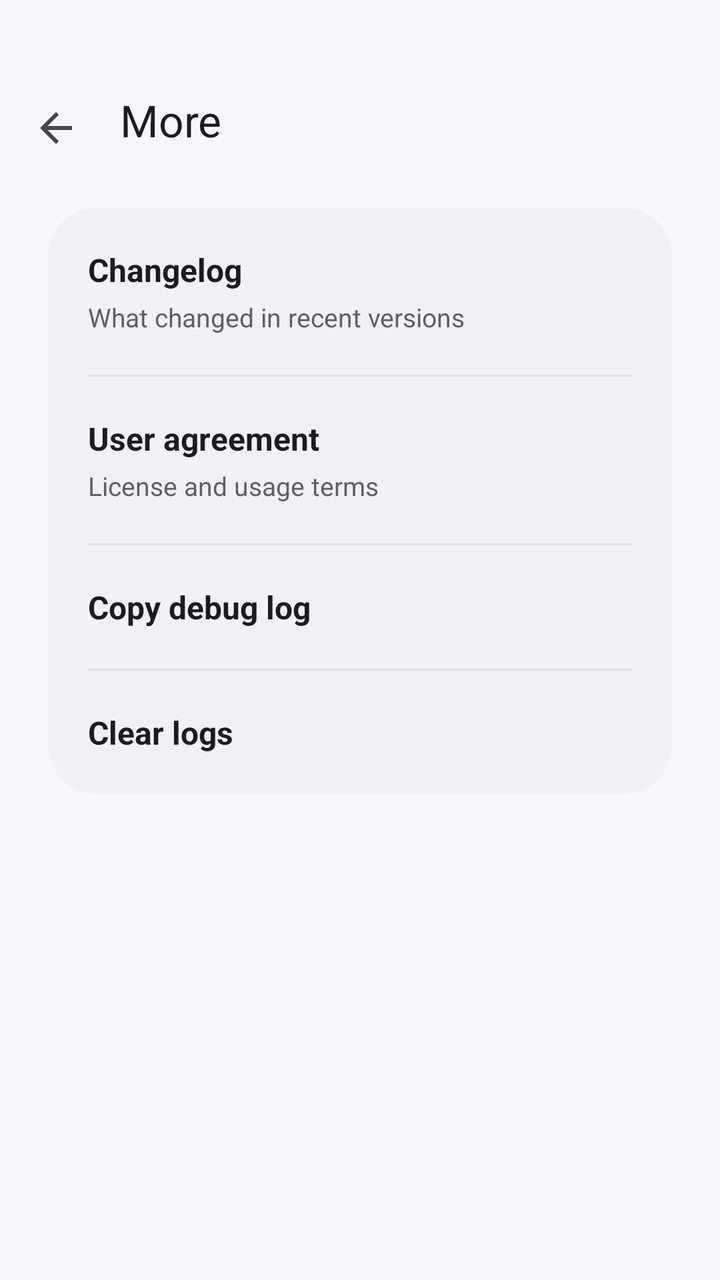
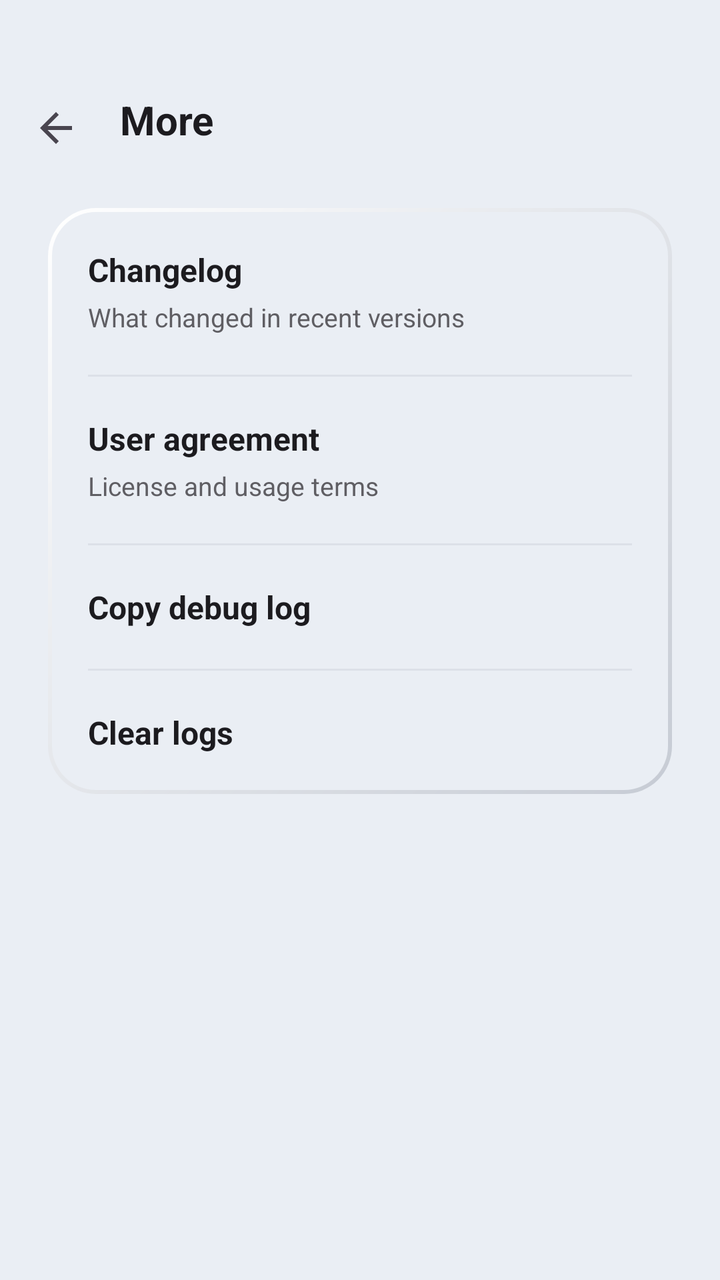

Two renders of the same Android screen: before a commit and after it. Below are the layout's source before the change and the commit's diff.
<!-- AndroidManifest.xml: application theme AppTheme -->
<!-- res/layout/activity_settings_info.xml -->
<?xml version="1.0" encoding="utf-8"?>
<LinearLayout xmlns:android="http://schemas.android.com/apk/res/android"
    xmlns:app="http://schemas.android.com/apk/res-auto"
    xmlns:tools="http://schemas.android.com/tools"
    android:layout_width="match_parent"
    android:layout_height="match_parent"
    android:background="@color/home_page_background"
    android:orientation="vertical"
    tools:context=".host.ui.SettingsInfoActivity">

    <com.google.android.material.appbar.MaterialToolbar
        android:id="@+id/toolbar"
        style="@style/HostSecondaryToolbar"
        android:layout_width="match_parent"
        android:layout_height="wrap_content"
        app:title="@string/settings_info_title" />

    <androidx.core.widget.NestedScrollView
        android:layout_width="match_parent"
        android:layout_height="match_parent"
        android:clipToPadding="false"
        android:fillViewport="true"
        android:overScrollMode="ifContentScrolls">

        <LinearLayout
            android:layout_width="match_parent"
            android:layout_height="wrap_content"
            android:orientation="vertical"
            android:paddingStart="24dp"
            android:paddingTop="8dp"
            android:paddingEnd="24dp"
            android:paddingBottom="32dp">

            <com.google.android.material.card.MaterialCardView
                android:layout_width="match_parent"
                android:layout_height="wrap_content"
                android:layout_marginTop="8dp"
                app:cardBackgroundColor="@color/home_card_background"
                app:cardCornerRadius="24dp"
                app:cardElevation="0dp"
                app:strokeWidth="0dp">

                <LinearLayout
                    android:layout_width="match_parent"
                    android:layout_height="wrap_content"
                    android:orientation="vertical">

                    <LinearLayout
                        android:id="@+id/changelogRow"
                        android:layout_width="match_parent"
                        android:layout_height="wrap_content"
                        android:background="?attr/selectableItemBackground"
                        android:clickable="true"
                        android:focusable="true"
                        android:orientation="vertical"
                        android:padding="20dp">

                        <TextView
                            android:layout_width="match_parent"
                            android:layout_height="wrap_content"
                            android:text="@string/settings_changelog_title"
                            android:textColor="@color/home_title_text"
                            android:textSize="16sp"
                            android:textStyle="bold" />

                        <TextView
                            android:layout_width="match_parent"
                            android:layout_height="wrap_content"
                            android:layout_marginTop="4dp"
                            android:text="@string/settings_changelog_subtitle"
                            android:textColor="@color/home_subtitle_text"
                            android:textSize="13sp" />
                    </LinearLayout>

                    <View
                        android:layout_width="match_parent"
                        android:layout_height="1dp"
                        android:layout_marginStart="20dp"
                        android:layout_marginEnd="20dp"
                        android:background="@color/home_divider" />

                    <LinearLayout
                        android:id="@+id/userAgreementRow"
                        android:layout_width="match_parent"
                        android:layout_height="wrap_content"
                        android:background="?attr/selectableItemBackground"
                        android:clickable="true"
                        android:focusable="true"
                        android:orientation="vertical"
                        android:padding="20dp">

                        <TextView
                            android:layout_width="match_parent"
                            android:layout_height="wrap_content"
                            android:text="@string/settings_user_agreement_title"
                            android:textColor="@color/home_title_text"
                            android:textSize="16sp"
                            android:textStyle="bold" />

                        <TextView
                            android:layout_width="match_parent"
                            android:layout_height="wrap_content"
                            android:layout_marginTop="4dp"
                            android:text="@string/settings_user_agreement_subtitle"
                            android:textColor="@color/home_subtitle_text"
                            android:textSize="13sp" />
                    </LinearLayout>

                    <View
                        android:layout_width="match_parent"
                        android:layout_height="1dp"
                        android:layout_marginStart="20dp"
                        android:layout_marginEnd="20dp"
                        android:background="@color/home_divider" />

                    <LinearLayout
                        android:id="@+id/copyDiagRow"
                        android:layout_width="match_parent"
                        android:layout_height="wrap_content"
                        android:background="?attr/selectableItemBackground"
                        android:clickable="true"
                        android:focusable="true"
                        android:orientation="vertical"
                        android:padding="20dp">

                        <TextView
                            android:layout_width="match_parent"
                            android:layout_height="wrap_content"
                            android:text="@string/settings_copy_diag_title"
                            android:textColor="@color/home_title_text"
                            android:textSize="16sp"
                            android:textStyle="bold" />
                    </LinearLayout>

                    <View
                        android:layout_width="match_parent"
                        android:layout_height="1dp"
                        android:layout_marginStart="20dp"
                        android:layout_marginEnd="20dp"
                        android:background="@color/home_divider" />

                    <LinearLayout
                        android:id="@+id/clearDiagRow"
                        android:layout_width="match_parent"
                        android:layout_height="wrap_content"
                        android:background="?attr/selectableItemBackground"
                        android:clickable="true"
                        android:focusable="true"
                        android:orientation="vertical"
                        android:padding="20dp">

                        <TextView
                            android:layout_width="match_parent"
                            android:layout_height="wrap_content"
                            android:text="@string/settings_clear_diag_title"
                            android:textColor="@color/home_title_text"
                            android:textSize="16sp"
                            android:textStyle="bold" />
                    </LinearLayout>
                </LinearLayout>
            </com.google.android.material.card.MaterialCardView>
        </LinearLayout>
    </androidx.core.widget.NestedScrollView>
</LinearLayout>
<!-- resources referenced by this layout -->
<resources>
  <color name="home_card_background">#F0F1F6</color>
  <color name="home_divider">#E0E2EA</color>
  <color name="home_page_background">#F7F7FB</color>
  <style name="HostSecondaryToolbar" parent="Widget.Material3.Toolbar">
          <item name="android:background">@color/home_page_background</item>
          <item name="android:minHeight">?attr/actionBarSize</item>
          <item name="android:paddingTop">32dp</item>
          <item name="titleTextColor">@color/home_title_text</item>
          <item name="navigationIcon">?attr/homeAsUpIndicator</item>
          <item name="popupTheme">@style/ThemeOverlay.HostPopupMenu</item>
      </style>
  <style name="AppTheme" parent="Theme.Material3.Light.NoActionBar">
          <item name="colorPrimary">@color/md_theme_light_primary</item>
          <item name="colorOnPrimary">@color/md_theme_light_onPrimary</item>
          <item name="colorPrimaryContainer">@color/md_theme_light_primaryContainer</item>
          <item name="colorOnPrimaryContainer">@color/md_theme_light_onPrimaryContainer</item>
          <item name="colorSecondary">@color/md_theme_light_secondary</item>
          <item name="colorOnSecondary">@color/md_theme_light_onSecondary</item>
          <item name="colorSecondaryContainer">@color/md_theme_light_secondaryContainer</item>
          <item name="colorOnSecondaryContainer">@color/md_theme_light_onSecondaryContainer</item>
          <item name="colorTertiary">@color/md_theme_light_tertiary</item>
          <item name="colorOnTertiary">@color/md_theme_light_onTertiary</item>
          <item name="colorTertiaryContainer">@color/md_theme_light_tertiaryContainer</item>
          <item name="colorOnTertiaryContainer">@color/md_theme_light_onTertiaryContainer</item>
          <item name="colorError">@color/md_theme_light_error</item>
          <item name="colorErrorContainer">@color/md_theme_light_errorContainer</item>
          <item name="colorOnError">@color/md_theme_light_onError</item>
          <item name="colorOnErrorContainer">@color/md_theme_light_onErrorContainer</item>
          <item name="android:colorBackground">@color/md_theme_light_background</item>
          <item name="colorOnBackground">@color/md_theme_light_onBackground</item>
          <item name="colorSurface">@color/md_theme_light_surface</item>
          <item name="colorOnSurface">@color/md_theme_light_onSurface</item>
          <item name="colorSurfaceVariant">@color/md_theme_light_surfaceVariant</item>
          <item name="colorOnSurfaceVariant">@color/md_theme_light_onSurfaceVariant</item>
          <item name="colorOutline">@color/md_theme_light_outline</item>
          <item name="colorOnSurfaceInverse">@color/md_theme_light_inverseOnSurface</item>
          <item name="colorSurfaceInverse">@color/md_theme_light_inverseSurface</item>
          <item name="colorPrimaryInverse">@color/md_theme_light_primaryInverse</item>
          <item name="android:windowTranslucentStatus">false</item>
          <item name="android:windowDrawsSystemBarBackgrounds">true</item>
          
          <item name="android:statusBarColor">@color/home_page_background</item>
          <item name="android:windowLightStatusBar">true</item>
      </style>
  <style name="ThemeOverlay.HostPopupMenu" parent="ThemeOverlay.AppCompat">
          <item name="popupMenuStyle">@style/Widget.Host.PopupMenu</item>
          <item name="android:textColorPrimary">@color/home_title_text</item>
      </style>
  <!-- drawable bg_menu_popup (drawable) -->
  <?xml version="1.0" encoding="utf-8"?>
  <shape xmlns:android="http://schemas.android.com/apk/res/android"
      android:shape="rectangle">
      <solid android:color="#FFFFFFFF" />
      <corners android:radius="16dp" />
      <stroke
          android:width="1dp"
          android:color="#14000000" />
  </shape>
  <!-- unchanged entries left out for length: 36 -->
</resources>

<!-- the commit's change to res/layout/activity_settings_info.xml (unified diff, before → after) -->
@@ -7,21 +7,18 @@
     android:background="@color/home_page_background"
     android:orientation="vertical"
     tools:context=".host.ui.SettingsInfoActivity">
-
     <com.google.android.material.appbar.MaterialToolbar
         android:id="@+id/toolbar"
         style="@style/HostSecondaryToolbar"
         android:layout_width="match_parent"
         android:layout_height="wrap_content"
         app:title="@string/settings_info_title" />
-
     <androidx.core.widget.NestedScrollView
         android:layout_width="match_parent"
         android:layout_height="match_parent"
         android:clipToPadding="false"
         android:fillViewport="true"
         android:overScrollMode="ifContentScrolls">
-
         <LinearLayout
             android:layout_width="match_parent"
             android:layout_height="wrap_content"
@@ -30,21 +27,16 @@
             android:paddingTop="8dp"
             android:paddingEnd="24dp"
             android:paddingBottom="32dp">
-
-            <com.google.android.material.card.MaterialCardView
+            <FrameLayout
                 android:layout_width="match_parent"
                 android:layout_height="wrap_content"
                 android:layout_marginTop="8dp"
-                app:cardBackgroundColor="@color/home_card_background"
-                app:cardCornerRadius="24dp"
-                app:cardElevation="0dp"
-                app:strokeWidth="0dp">
-
+                android:background="@drawable/bg_neu_raised"
+                >
                 <LinearLayout
                     android:layout_width="match_parent"
                     android:layout_height="wrap_content"
                     android:orientation="vertical">
-
                     <LinearLayout
                         android:id="@+id/changelogRow"
                         android:layout_width="match_parent"
@@ -54,7 +46,6 @@
                         android:focusable="true"
                         android:orientation="vertical"
                         android:padding="20dp">
-
                         <TextView
                             android:layout_width="match_parent"
                             android:layout_height="wrap_content"
@@ -62,7 +53,6 @@
                             android:textColor="@color/home_title_text"
                             android:textSize="16sp"
                             android:textStyle="bold" />
-
                         <TextView
                             android:layout_width="match_parent"
                             android:layout_height="wrap_content"
@@ -71,14 +61,12 @@
                             android:textColor="@color/home_subtitle_text"
                             android:textSize="13sp" />
                     </LinearLayout>
-
                     <View
                         android:layout_width="match_parent"
                         android:layout_height="1dp"
                         android:layout_marginStart="20dp"
                         android:layout_marginEnd="20dp"
                         android:background="@color/home_divider" />
-
                     <LinearLayout
                         android:id="@+id/userAgreementRow"
                         android:layout_width="match_parent"
@@ -88,7 +76,6 @@
                         android:focusable="true"
                         android:orientation="vertical"
                         android:padding="20dp">
-
                         <TextView
                             android:layout_width="match_parent"
                             android:layout_height="wrap_content"
@@ -96,7 +83,6 @@
                             android:textColor="@color/home_title_text"
                             android:textSize="16sp"
                             android:textStyle="bold" />
-
                         <TextView
                             android:layout_width="match_parent"
                             android:layout_height="wrap_content"
@@ -105,14 +91,12 @@
                             android:textColor="@color/home_subtitle_text"
                             android:textSize="13sp" />
                     </LinearLayout>
-
                     <View
                         android:layout_width="match_parent"
                         android:layout_height="1dp"
                         android:layout_marginStart="20dp"
                         android:layout_marginEnd="20dp"
                         android:background="@color/home_divider" />
-
                     <LinearLayout
                         android:id="@+id/copyDiagRow"
                         android:layout_width="match_parent"
@@ -122,7 +106,6 @@
                         android:focusable="true"
                         android:orientation="vertical"
                         android:padding="20dp">
-
                         <TextView
                             android:layout_width="match_parent"
                             android:layout_height="wrap_content"
@@ -131,14 +114,12 @@
                             android:textSize="16sp"
                             android:textStyle="bold" />
                     </LinearLayout>
-
                     <View
                         android:layout_width="match_parent"
                         android:layout_height="1dp"
                         android:layout_marginStart="20dp"
                         android:layout_marginEnd="20dp"
                         android:background="@color/home_divider" />
-
                     <LinearLayout
                         android:id="@+id/clearDiagRow"
                         android:layout_width="match_parent"
@@ -148,7 +129,6 @@
                         android:focusable="true"
                         android:orientation="vertical"
                         android:padding="20dp">
-
                         <TextView
                             android:layout_width="match_parent"
                             android:layout_height="wrap_content"
@@ -158,7 +138,7 @@
                             android:textStyle="bold" />
                     </LinearLayout>
                 </LinearLayout>
-            </com.google.android.material.card.MaterialCardView>
+            </FrameLayout>
         </LinearLayout>
     </androidx.core.widget.NestedScrollView>
 </LinearLayout>
<!-- resource entries referenced after the edit -->
@@ -1,13 +1,36 @@
 <!-- resources referenced by this layout -->
 <resources>
-  <color name="home_card_background">#F0F1F6</color>
-  <color name="home_divider">#E0E2EA</color>
-  <color name="home_page_background">#F7F7FB</color>
+  <color name="home_divider">#DCE0E8</color>
+  <color name="home_page_background">#EAEEF4</color>
+  <!-- drawable bg_neu_raised (drawable) -->
+  <?xml version="1.0" encoding="utf-8"?>
+  <layer-list xmlns:android="http://schemas.android.com/apk/res/android">
+      <item>
+          <shape android:shape="rectangle">
+              <gradient
+                  android:angle="315"
+                  android:endColor="#C6CBD4"
+                  android:startColor="#FFFFFF" />
+              <corners android:radius="24dp" />
+          </shape>
+      </item>
+      <item
+          android:bottom="2dp"
+          android:left="2dp"
+          android:right="2dp"
+          android:top="2dp">
+          <shape android:shape="rectangle">
+              <solid android:color="@color/home_page_background" />
+              <corners android:radius="22dp" />
+          </shape>
+      </item>
+  </layer-list>
   <style name="HostSecondaryToolbar" parent="Widget.Material3.Toolbar">
           <item name="android:background">@color/home_page_background</item>
           <item name="android:minHeight">?attr/actionBarSize</item>
           <item name="android:paddingTop">32dp</item>
           <item name="titleTextColor">@color/home_title_text</item>
+          <item name="titleTextAppearance">@style/HostToolbarTitle</item>
           <item name="navigationIcon">?attr/homeAsUpIndicator</item>
           <item name="popupTheme">@style/ThemeOverlay.HostPopupMenu</item>
       </style>
@@ -43,21 +66,107 @@
           
           <item name="android:statusBarColor">@color/home_page_background</item>
           <item name="android:windowLightStatusBar">true</item>
+          <item name="alertDialogTheme">@style/ThemeOverlay.Host.AlertDialog</item>
+          <item name="materialAlertDialogTheme">@style/ThemeOverlay.Host.AlertDialog</item>
+      </style>
+  <style name="HostToolbarTitle" parent="TextAppearance.Material3.TitleLarge">
+          <item name="android:textStyle">bold</item>
+          <item name="android:textSize">20sp</item>
       </style>
   <style name="ThemeOverlay.HostPopupMenu" parent="ThemeOverlay.AppCompat">
           <item name="popupMenuStyle">@style/Widget.Host.PopupMenu</item>
+          <item name="actionOverflowMenuStyle">@style/Widget.Host.PopupMenu.Overflow</item>
+          <item name="popupMenuBackground">@drawable/bg_menu_popup</item>
+          <item name="textAppearanceLargePopupMenu">@style/TextAppearance.Host.PopupMenuItem</item>
+          <item name="textAppearanceSmallPopupMenu">@style/TextAppearance.Host.PopupMenuItem</item>
+          <item name="listPreferredItemHeightSmall">48dp</item>
+          <item name="listPreferredItemPaddingStart">20dp</item>
+          <item name="listPreferredItemPaddingEnd">20dp</item>
           <item name="android:textColorPrimary">@color/home_title_text</item>
+      </style>
+  <style name="ThemeOverlay.Host.AlertDialog" parent="ThemeOverlay.Material3.Dialog.Alert">
+          <item name="android:windowBackground">@drawable/bg_dialog_surface</item>
+          <item name="android:windowElevation">0dp</item>
+          <item name="android:colorBackground">@color/md_theme_light_surface</item>
+          <item name="colorPrimary">@color/home_title_text</item>
+          <item name="android:textColorPrimary">@color/home_title_text</item>
+          <item name="android:textColorSecondary">@color/home_subtitle_text</item>
+          <item name="buttonBarButtonStyle">@style/Widget.Host.DialogButton</item>
+          <item name="buttonBarPositiveButtonStyle">@style/Widget.Host.DialogButton</item>
+          <item name="buttonBarNegativeButtonStyle">@style/Widget.Host.DialogButton</item>
+          <item name="buttonBarNeutralButtonStyle">@style/Widget.Host.DialogButton</item>
+      </style>
+  <style name="Widget.Host.PopupMenu.Overflow" parent="Widget.AppCompat.PopupMenu.Overflow">
+          <item name="overlapAnchor">false</item>
+          <item name="android:popupBackground">@drawable/bg_menu_popup</item>
+          <item name="android:popupElevation">8dp</item>
+          <item name="android:dropDownVerticalOffset">-4dp</item>
+          <item name="android:dropDownHorizontalOffset">-8dp</item>
       </style>
   <!-- drawable bg_menu_popup (drawable) -->
   <?xml version="1.0" encoding="utf-8"?>
-  <shape xmlns:android="http://schemas.android.com/apk/res/android"
-      android:shape="rectangle">
-      <solid android:color="#FFFFFFFF" />
-      <corners android:radius="16dp" />
-      <stroke
-          android:width="1dp"
-          android:color="#14000000" />
-  </shape>
+  <layer-list xmlns:android="http://schemas.android.com/apk/res/android">
+      <item>
+          <shape android:shape="rectangle">
+              <gradient
+                  android:angle="315"
+                  android:endColor="#C6CBD4"
+                  android:startColor="#FFFFFF" />
+              <corners android:radius="14dp" />
+          </shape>
+      </item>
+      <item
+          android:bottom="2dp"
+          android:left="2dp"
+          android:right="2dp"
+          android:top="2dp">
+          <shape android:shape="rectangle">
+              <solid android:color="@color/home_page_background" />
+              <corners android:radius="12dp" />
+              <padding
+                  android:bottom="6dp"
+                  android:top="6dp" />
+          </shape>
+      </item>
+  </layer-list>
+  <style name="TextAppearance.Host.PopupMenuItem" parent="TextAppearance.AppCompat.Widget.PopupMenu.Large">
+          <item name="android:textSize">15sp</item>
+          <item name="android:textColor">@color/home_title_text</item>
+      </style>
+  <!-- drawable bg_dialog_surface (drawable) -->
+  <?xml version="1.0" encoding="utf-8"?>
+  <layer-list xmlns:android="http://schemas.android.com/apk/res/android">
+      <item>
+          <shape android:shape="rectangle">
+              <gradient
+                  android:angle="315"
+                  android:endColor="#C6CBD4"
+                  android:startColor="#FFFFFF" />
+              <corners android:radius="24dp" />
+          </shape>
+      </item>
+      <item
+          android:bottom="2dp"
+          android:left="2dp"
+          android:right="2dp"
+          android:top="2dp">
+          <shape android:shape="rectangle">
+              <solid android:color="@color/home_page_background" />
+              <corners android:radius="22dp" />
+              <padding
+                  android:bottom="10dp"
+                  android:left="10dp"
+                  android:right="10dp"
+                  android:top="10dp" />
+          </shape>
+      </item>
+  </layer-list>
+  <style name="Widget.Host.DialogButton" parent="Widget.Material3.Button.TextButton.Dialog">
+          <item name="android:textColor">@color/home_title_text</item>
+          <item name="android:textStyle">bold</item>
+          <item name="android:textSize">15sp</item>
+          <item name="android:minHeight">48dp</item>
+      </style>
   <!-- unchanged entries left out for length: 36 -->
 </resources>
 
